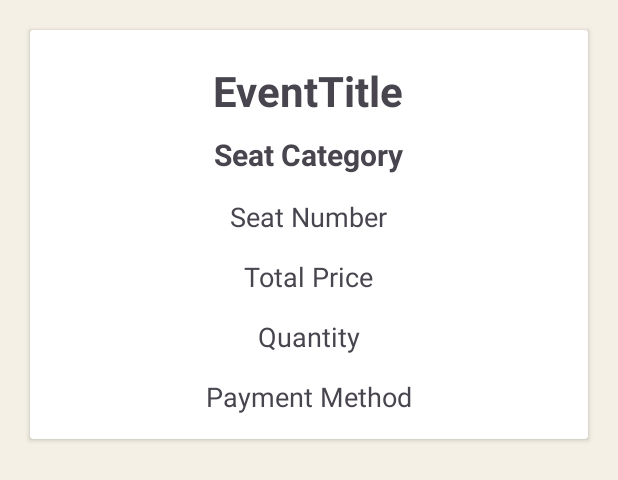
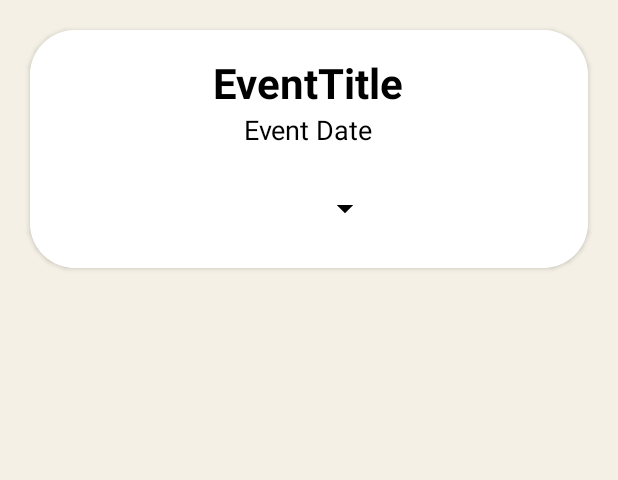
Before and after one commit to emery97/MAD24_P02_Team3, an Android app: the layout booking_details_item.xml on its own in the app's theme, with its tools: preview values and no code run, on a phone screen of 412 x 824 dp. Shown: the top 480 px of the screen. Run offline under Robolectric (Android 15) with nearby library versions, the phone set to English and light mode, and no system bars; Roboto replaces fonts that are not available here.

Commit message:
(YC) Added a view more button to view details

```diff
--- a/app/src/main/java/sg/edu/np/mad/TicketFinder/BookingDetails.java
+++ b/app/src/main/java/sg/edu/np/mad/TicketFinder/BookingDetails.java
@@ -8,6 +8,7 @@ public class BookingDetails {
     private String totalPrice;
     private String quantity;
     private String paymentMethod;
+    private boolean expanded;
 
     // Parameterized constructor
     public BookingDetails(String concertName,String seatCategory, String seatNumber, String totalPrice, String quantity, String paymentMethod) {
@@ -17,6 +18,7 @@ public class BookingDetails {
         this.totalPrice = totalPrice;
         this.quantity = quantity;
         this.paymentMethod = paymentMethod;
+        this.expanded = false;
     }
 
     // Getters and setters
@@ -62,4 +64,12 @@ public class BookingDetails {
     public void setPaymentMethod(String paymentMethod) {
         this.paymentMethod = paymentMethod;
     }
+
+    public boolean isExpanded() {
+        return expanded;
+    }
+
+    public void setExpanded(boolean expanded) {
+        this.expanded = expanded;
+    }
 }
--- a/app/src/main/java/sg/edu/np/mad/TicketFinder/BookingDetailsAdapter.java
+++ b/app/src/main/java/sg/edu/np/mad/TicketFinder/BookingDetailsAdapter.java
@@ -3,6 +3,8 @@ package sg.edu.np.mad.TicketFinder;
 import android.view.LayoutInflater;
 import android.view.View;
 import android.view.ViewGroup;
+import android.widget.Button;
+import android.widget.LinearLayout;
 import android.widget.TextView;
 
 import androidx.annotation.NonNull;
@@ -30,15 +32,40 @@ public class BookingDetailsAdapter extends RecyclerView.Adapter<BookingDetailsAd
     @Override
     public void onBindViewHolder(@NonNull ViewHolder holder, int position) {
         // get booking details
+//        BookingDetails bookingDetails = bookingDetailsList.get(position);
+//
+//        // set values
+//        holder.EventTitle.setText(bookingDetails.getConcertName());
+//        holder.seatCategory.setText("Seat Category: " + bookingDetails.getSeatCategory());
+//        holder.seatNumber.setText("Seat Number: " + bookingDetails.getSeatNumber());
+//        holder.totalPrice.setText("Total Price: $" + bookingDetails.getTotalPrice());
+//        holder.quantity.setText("Quantity: " + bookingDetails.getQuantity());
+//        holder.paymentMethod.setText("Payment Method: " + bookingDetails.getPaymentMethod());
         BookingDetails bookingDetails = bookingDetailsList.get(position);
 
-        // set values
+        // Bind initial data
         holder.EventTitle.setText(bookingDetails.getConcertName());
-        holder.seatCategory.setText("Seat Category: " + bookingDetails.getSeatCategory());
-        holder.seatNumber.setText("Seat Number: " + bookingDetails.getSeatNumber());
-        holder.totalPrice.setText("Total Price: $" + bookingDetails.getTotalPrice());
-        holder.quantity.setText("Quantity: " + bookingDetails.getQuantity());
-        holder.paymentMethod.setText("Payment Method: " + bookingDetails.getPaymentMethod());
+
+        // Handle expansion state
+        boolean isExpanded = bookingDetails.isExpanded();
+        holder.expandableLayout.setVisibility(isExpanded ? View.VISIBLE : View.GONE);
+
+        if (isExpanded) {
+            holder.seatCategory.setText("Seat Category: " + bookingDetails.getSeatCategory());
+            holder.seatNumber.setText("Seat Number: " + bookingDetails.getSeatNumber());
+            holder.totalPrice.setText("Total Price: $" + bookingDetails.getTotalPrice());
+            holder.quantity.setText("Quantity: " + bookingDetails.getQuantity());
+            holder.paymentMethod.setText("Payment Method: " + bookingDetails.getPaymentMethod());
+            holder.viewMoreButton.setText("View Less");
+        } else {
+            holder.viewMoreButton.setText("View More");
+        }
+
+        // Handle click listener for view more button
+        holder.viewMoreButton.setOnClickListener(v -> {
+            bookingDetails.setExpanded(!isExpanded);
+            notifyItemChanged(position);
+        });
     }
 
     @Override
@@ -49,6 +76,8 @@ public class BookingDetailsAdapter extends RecyclerView.Adapter<BookingDetailsAd
     // get views from xml
     public static class ViewHolder extends RecyclerView.ViewHolder {
         public TextView EventTitle,seatCategory, seatNumber, totalPrice, quantity, paymentMethod;
+        LinearLayout expandableLayout;
+        Button viewMoreButton;
 
         public ViewHolder(View itemView) {
             super(itemView);
@@ -58,6 +87,8 @@ public class BookingDetailsAdapter extends RecyclerView.Adapter<BookingDetailsAd
             totalPrice = itemView.findViewById(R.id.totalPrice);
             quantity = itemView.findViewById(R.id.quantity);
             paymentMethod = itemView.findViewById(R.id.paymentMethod);
+            expandableLayout = itemView.findViewById(R.id.expandableLayout);
+            viewMoreButton = itemView.findViewById(R.id.viewMoreButton);
         }
     }
 }
--- /dev/null
+++ b/app/src/main/res/drawable/ic_arrow_down.xml
@@ -0,0 +1,10 @@
+<vector xmlns:android="http://schemas.android.com/apk/res/android"
+    android:width="24dp"
+    android:height="24dp"
+    android:viewportWidth="24"
+    android:viewportHeight="24"
+    android:tint="@android:color/black">
+    <path
+        android:fillColor="@android:color/black"
+        android:pathData="M12,15.5L6.5,10H17.5L12,15.5Z" />
+</vector>
--- a/app/src/main/res/layout/booking_details_item.xml
+++ b/app/src/main/res/layout/booking_details_item.xml
@@ -1,34 +1,57 @@
-<?xml version="1.0" encoding="utf-8"?>
 <androidx.cardview.widget.CardView xmlns:android="http://schemas.android.com/apk/res/android"
+    xmlns:app="http://schemas.android.com/apk/res-auto"
     android:layout_width="match_parent"
     android:layout_height="wrap_content"
     android:layout_margin="20dp"
-    android:elevation="4dp"
-    android:background="?android:attr/selectableItemBackground">
+    android:elevation="16dp"
+    android:background="?android:attr/selectableItemBackground"
+    app:cardCornerRadius="30dp">
 
     <LinearLayout
         android:layout_width="match_parent"
         android:layout_height="wrap_content"
         android:orientation="vertical"
-        android:padding="16dp">
+        android:padding="16dp"
+        android:background="@color/white">
 
+        <!-- Title and Date -->
         <TextView
             android:id="@+id/EventTitle"
             android:layout_width="wrap_content"
             android:layout_height="wrap_content"
             android:layout_gravity="center_horizontal"
-            android:layout_marginTop="5sp"
             android:text="EventTitle"
+            android:textColor="@color/black"
             android:textSize="28sp"
             android:textStyle="bold" />
 
+        <TextView
+            android:id="@+id/eventDate"
+            android:layout_width="wrap_content"
+            android:layout_height="wrap_content"
+            android:layout_gravity="center_horizontal"
+            android:text="Event Date"
+            android:textColor="@color/black"
+            android:textSize="18sp" />
+
+        <!-- Expandable section -->
+        <LinearLayout
+            android:id="@+id/expandableLayout"
+            android:layout_width="match_parent"
+            android:layout_height="wrap_content"
+            android:orientation="vertical"
+            android:background="@color/white"
+            android:visibility="gone">
+
+            <!-- Additional details -->
             <TextView
                 android:id="@+id/seatCategory"
                 android:layout_width="wrap_content"
                 android:layout_height="wrap_content"
                 android:layout_gravity="center_horizontal"
-            android:layout_marginTop="10sp"
                 android:text="Seat Category"
+                android:layout_marginTop="30sp"
+                android:textColor="@color/black"
                 android:textSize="20sp"
                 android:textStyle="bold" />
 
@@ -37,8 +60,9 @@
                 android:layout_width="wrap_content"
                 android:layout_height="wrap_content"
                 android:layout_gravity="center_horizontal"
-            android:layout_marginTop="15sp"
                 android:text="Seat Number"
+                android:layout_marginTop="10sp"
+                android:textColor="@color/black"
                 android:textSize="18sp" />
 
             <TextView
@@ -46,8 +70,9 @@
                 android:layout_width="wrap_content"
                 android:layout_height="wrap_content"
                 android:layout_gravity="center_horizontal"
-            android:layout_marginTop="15sp"
                 android:text="Total Price"
+                android:layout_marginTop="10sp"
+                android:textColor="@color/black"
                 android:textSize="18sp" />
 
             <TextView
@@ -55,8 +80,9 @@
                 android:layout_width="wrap_content"
                 android:layout_height="wrap_content"
                 android:layout_gravity="center_horizontal"
-            android:layout_marginTop="15sp"
                 android:text="Quantity"
+                android:layout_marginTop="10sp"
+                android:textColor="@color/black"
                 android:textSize="18sp" />
 
             <TextView
@@ -64,8 +90,31 @@
                 android:layout_width="wrap_content"
                 android:layout_height="wrap_content"
                 android:layout_gravity="center_horizontal"
-            android:layout_marginTop="15sp"
                 android:text="Payment Method"
+                android:layout_marginTop="10sp"
+                android:textColor="@color/black"
                 android:textSize="18sp" />
         </LinearLayout>
+
+        <!-- View More Button -->
+<!--        <Button-->
+<!--            android:id="@+id/viewMoreButton"-->
+<!--            android:layout_width="wrap_content"-->
+<!--            android:layout_height="wrap_content"-->
+<!--            android:text="View More"-->
+<!--            android:onClick="toggleExpandableSection" />-->
+        <ToggleButton
+            android:id="@+id/viewMoreButton"
+            android:layout_width="wrap_content"
+            android:layout_height="wrap_content"
+            android:textOn=""
+            android:textOff=""
+            android:background="?attr/selectableItemBackground"
+            android:layout_gravity="center_horizontal"
+            android:padding="8dp"
+            android:layout_marginTop="16dp"
+            android:textColor="@color/black"
+            android:drawableEnd="@drawable/ic_arrow_down"
+            android:onClick="toggleExpandableSection" />
+    </LinearLayout>
 </androidx.cardview.widget.CardView>
```
Lines whose indentation alone changed are shown as unchanged.
